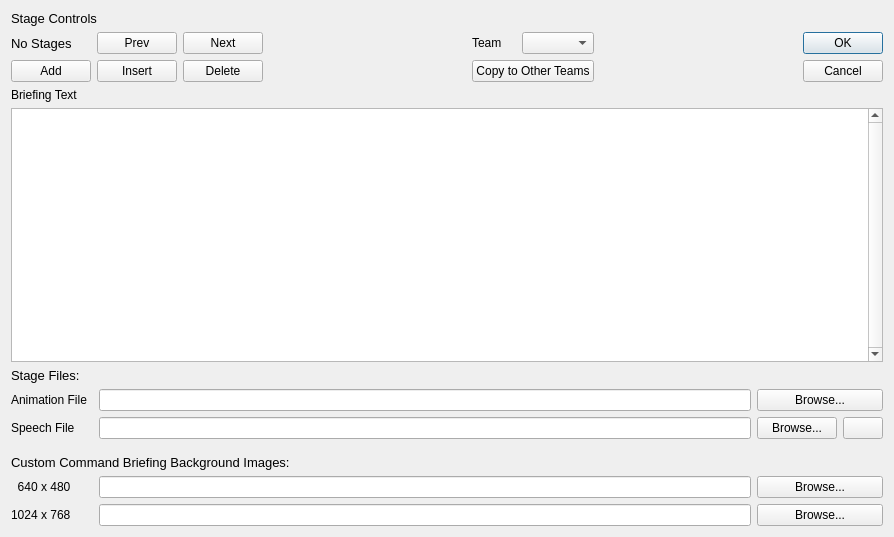
This is qtfred/ui/CommandBriefingDialog.ui in MjnMixael/fs2open.github.com as Qt 5 draws it before an edit. The edited form follows.
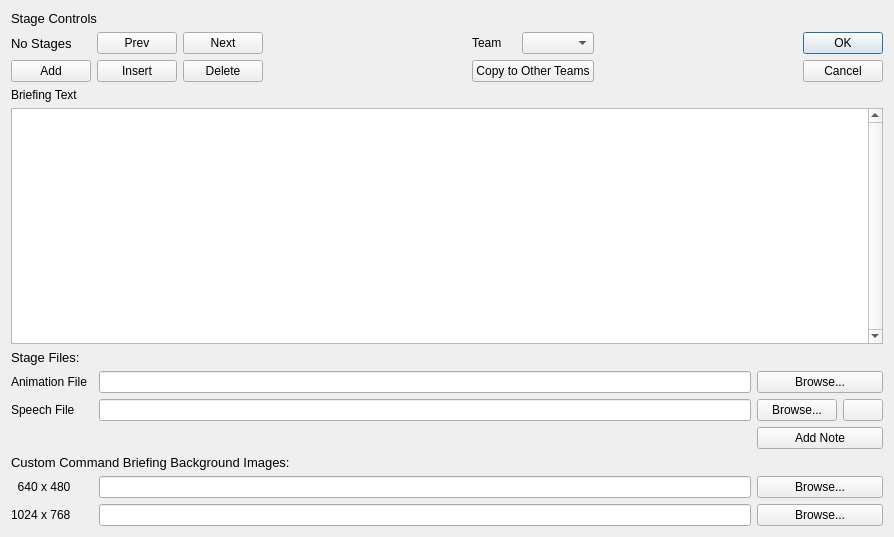
This is the edited form.

Commit message:
Add voice actor notes to briefing, debriefing and command briefing stages
Messages already have a +Note: for the voice actor. Stages now have
one too, saved after the stage's voice file and kept only in the
editors. QtFRED's three editors get a Note button (one undo step each),
FRED2 keeps notes when it moves stages, and the Voice Acting Manager
prints them as $note. A stage note makes the mission need 26.1.

The edit to the form file:
```diff
--- a/qtfred/ui/CommandBriefingDialog.ui
+++ b/qtfred/ui/CommandBriefingDialog.ui
@@ -275,6 +275,16 @@
            </property>
           </widget>
          </item>
+         <item row="3" column="3" colspan="2">
+          <widget class="QPushButton" name="actionStageNote">
+           <property name="toolTip">
+            <string>A note for this stage's voice actor. The Voice Acting Manager exports it; the game never shows it.</string>
+           </property>
+           <property name="text">
+            <string>Add Note</string>
+           </property>
+          </widget>
+         </item>
          <item row="3" column="0">
           <spacer name="SpacerforBackgroundImages">
            <property name="orientation">
```
Left out of the diff: 1 changed line with no effect on the pictures. The commit also changes 37 other files.
